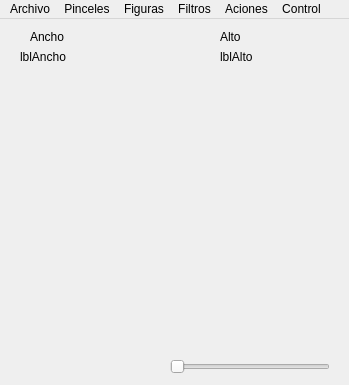
The window that ventanaprincipal.ui (dmejias08/PaintCpp) describes before a commit, drawn with Qt 5.
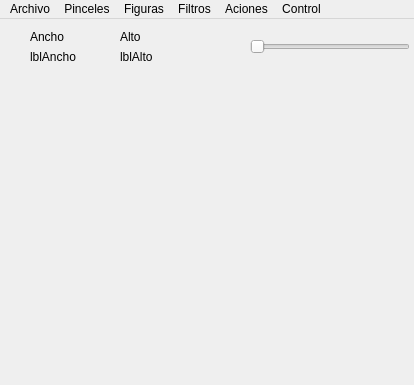
The same window after the commit. Icons and pictures are not drawn.

Patch:
```diff
--- a/ventanaprincipal.ui
+++ b/ventanaprincipal.ui
@@ -6,7 +6,7 @@
    <rect>
     <x>0</x>
     <y>0</y>
-    <width>349</width>
+    <width>414</width>
     <height>385</height>
    </rect>
   </property>
@@ -17,7 +17,7 @@
    <widget class="QLabel" name="lblAlto">
     <property name="geometry">
      <rect>
-      <x>220</x>
+      <x>120</x>
       <y>30</y>
       <width>49</width>
       <height>16</height>
@@ -30,7 +30,7 @@
    <widget class="QLabel" name="lblAncho">
     <property name="geometry">
      <rect>
-      <x>20</x>
+      <x>30</x>
       <y>30</y>
       <width>49</width>
       <height>16</height>
@@ -56,7 +56,7 @@
    <widget class="QLabel" name="label_2">
     <property name="geometry">
      <rect>
-      <x>220</x>
+      <x>120</x>
       <y>10</y>
       <width>49</width>
       <height>16</height>
@@ -69,8 +69,8 @@
    <widget class="QSlider" name="horizontalSlider">
     <property name="geometry">
      <rect>
-      <x>170</x>
-      <y>340</y>
+      <x>250</x>
+      <y>20</y>
       <width>160</width>
       <height>16</height>
      </rect>
@@ -97,7 +97,7 @@
     <rect>
      <x>0</x>
      <y>0</y>
-     <width>349</width>
+     <width>414</width>
      <height>22</height>
     </rect>
    </property>
```
Left out of the diff: 1 changed line with no effect on the pictures.
